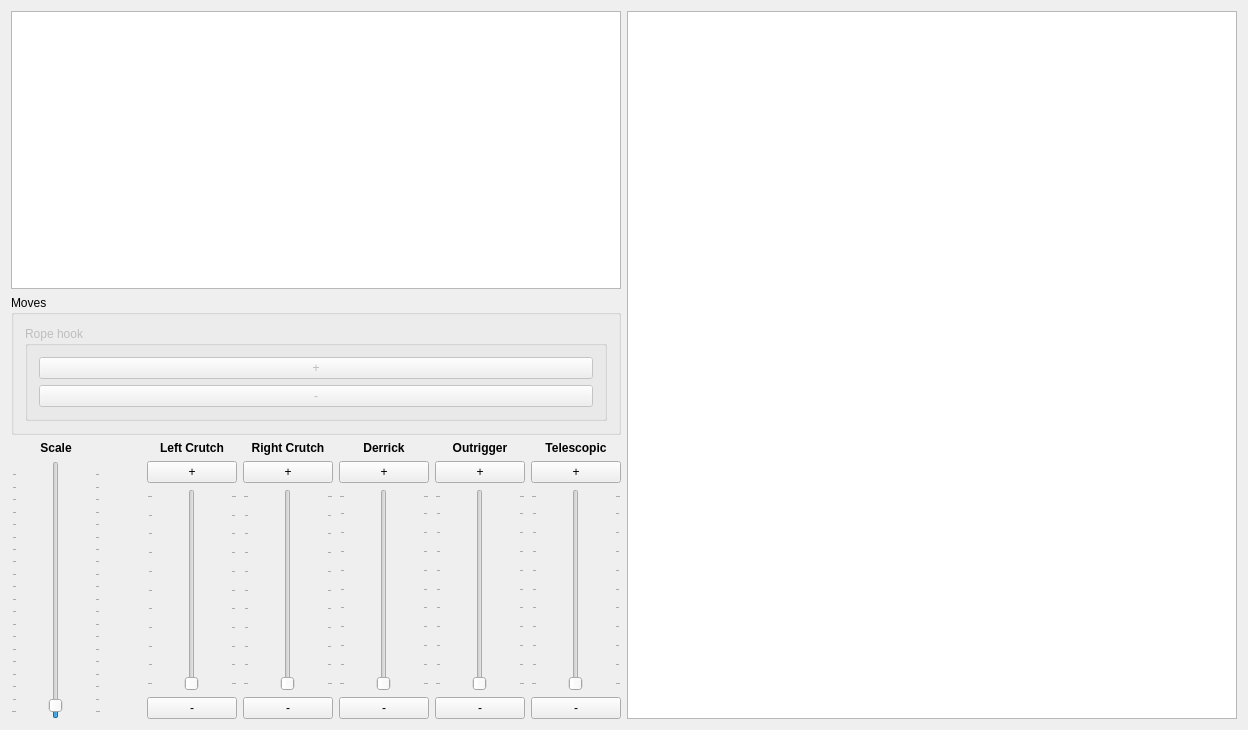
First picture: the form in widget.ui, repository GRomR1/CraneEmulator, before the edit.
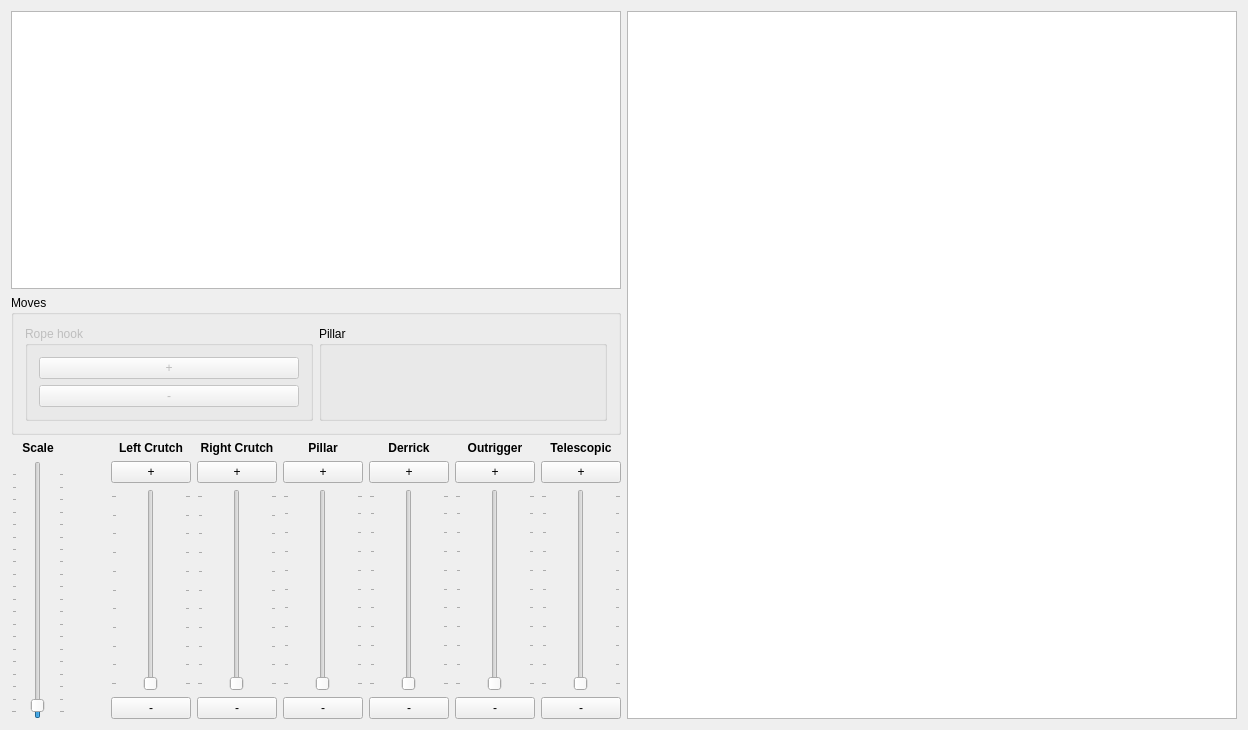
Second picture: the form after the edit.

What changed in the file:
```diff
--- a/widget.ui
+++ b/widget.ui
@@ -51,6 +51,14 @@
           </layout>
          </widget>
         </item>
+        <item>
+         <widget class="QGroupBox" name="groupBox">
+          <property name="title">
+           <string>Pillar</string>
+          </property>
+          <layout class="QVBoxLayout" name="verticalLayout_3"/>
+         </widget>
+        </item>
        </layout>
       </widget>
      </item>
@@ -223,6 +231,56 @@
          </item>
         </layout>
        </item>
+       <item>
+        <layout class="QVBoxLayout" name="verticalLayout_5">
+         <item>
+          <widget class="QLabel" name="label_7">
+           <property name="font">
+            <font>
+             <weight>75</weight>
+             <bold>true</bold>
+            </font>
+           </property>
+           <property name="text">
+            <string>Pillar</string>
+           </property>
+           <property name="alignment">
+            <set>Qt::AlignCenter</set>
+           </property>
+          </widget>
+         </item>
+         <item>
+          <widget class="QPushButton" name="_pushButtonPillarPlus">
+           <property name="text">
+            <string>+</string>
+           </property>
+          </widget>
+         </item>
+         <item>
+          <widget class="QSlider" name="_verticalSliderPillar">
+           <property name="sizePolicy">
+            <sizepolicy hsizetype="Minimum" vsizetype="Expanding">
+             <horstretch>0</horstretch>
+             <verstretch>0</verstretch>
+            </sizepolicy>
+           </property>
+           <property name="orientation">
+            <enum>Qt::Vertical</enum>
+           </property>
+           <property name="tickPosition">
+            <enum>QSlider::TicksBothSides</enum>
+           </property>
+          </widget>
+         </item>
+         <item>
+          <widget class="QPushButton" name="_pushButtonPillarMinus">
+           <property name="text">
+            <string>-</string>
+           </property>
+          </widget>
+         </item>
+        </layout>
+       </item>
        <item>
         <layout class="QVBoxLayout" name="verticalLayout_9">
          <item>
```
